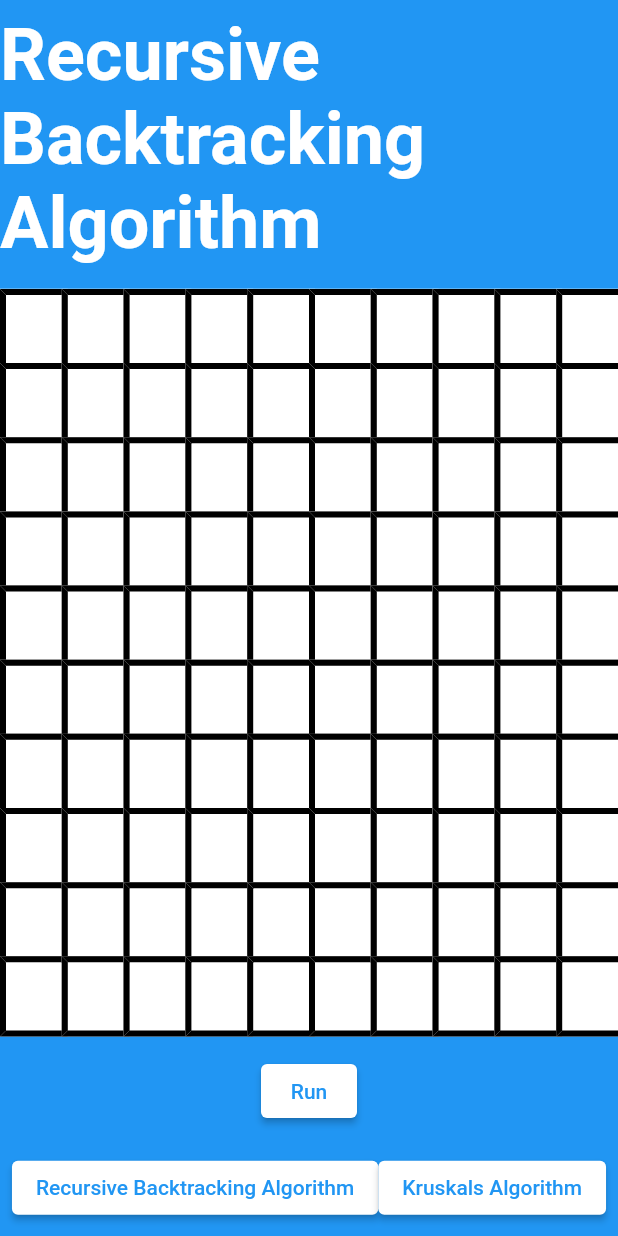
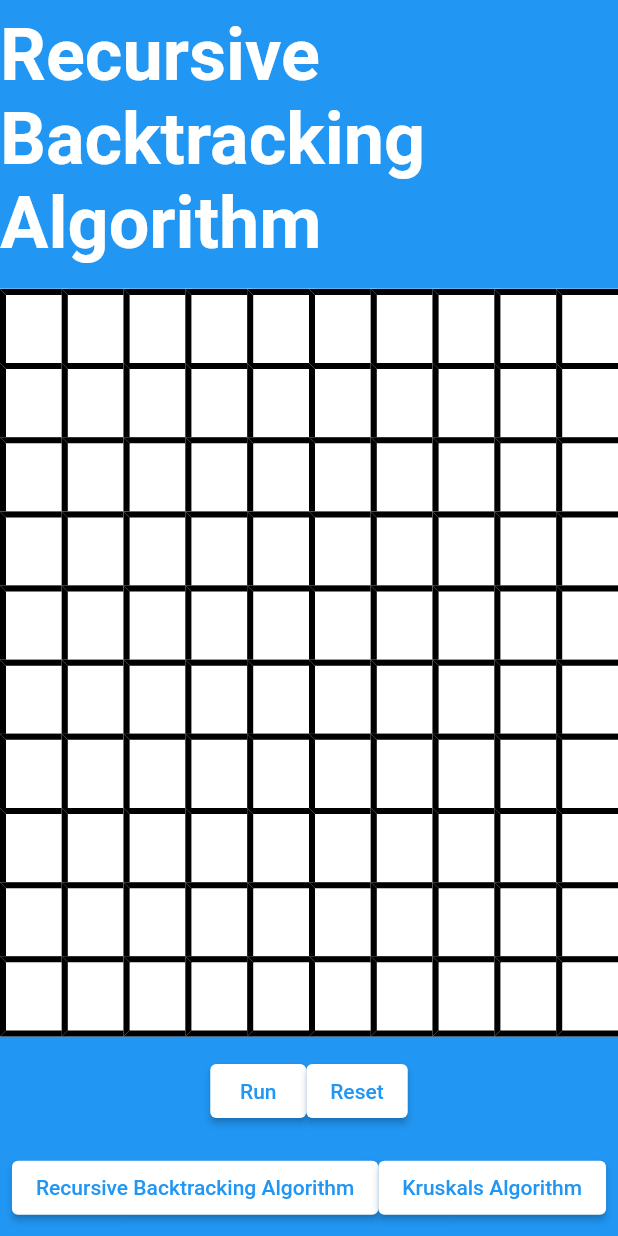
Before and after one commit to DongusJr/FlutterMaze, a Flutter app: the screen it shows after launch, on a phone screen of 412 x 824 dp. Run offline on Flutter 3.47's test engine with Material 2 defaults, Android fonts, the phone set to English and light mode, and no system bars; our stand-ins replace tuple, validators; missing offline and left inert: stack.

Commit message:
Added reset button

```diff
--- a/lib/main.dart
+++ b/lib/main.dart
@@ -54,8 +54,14 @@ class _HomePageState extends State<HomePage> {
       setState(() {
         maze.step();
       });
-      await Future.delayed(const Duration(milliseconds: 100));
+      await Future.delayed(const Duration(milliseconds: 20));
     }
+  }
+
+  void resetMaze() {
+    setState(() {
+      maze.reset();
+    });
   }
 
   @override
@@ -83,7 +89,10 @@ class _HomePageState extends State<HomePage> {
                     willChange: true,
                   )),
             ),
-            functionButton("Run", runMaze),
+            Row(mainAxisAlignment: MainAxisAlignment.center, children: [
+              functionButton("Run", runMaze),
+              functionButton("Reset", resetMaze),
+            ]),
             Wrap(
               children: [
                 algorithmButton(
--- a/lib/utils/algorithms/kruskals_algorithm.dart
+++ b/lib/utils/algorithms/kruskals_algorithm.dart
@@ -28,8 +28,6 @@ class KruskalsAlgorithm extends MazeAlgorithm {
   Tuple4? lastMarked;
 
   KruskalsAlgorithm(maze) : super(maze) {
-    maze.currentX = -1;
-    maze.currentY = -1;
     edges = [];
     for (var x = 0; x < maze.width; x++) {
       for (var y = 0; y < maze.height; y++) {
--- a/lib/utils/maze.dart
+++ b/lib/utils/maze.dart
@@ -6,8 +6,8 @@ import 'package:flutter_maze/utils/maze_algorithm.dart';
 class Maze {
   int width;
   int height;
-  late int currentX = 0;
-  late int currentY = 0;
+  int currentX = -1;
+  int currentY = -1;
   Enum mazeState = MazeState.start;
   late MazeAlgorithm algorithm;
   late List<List<int>> grid;
@@ -42,6 +42,18 @@ class Maze {
     algorithm.step();
   }
 
+  void reset() {
+    for (var x = 0; x < width; x++) {
+      for (var y = 0; y < width; y++) {
+        grid[y][x] = 0;
+      }
+    }
+    currentX = -1;
+    currentY = -1;
+    mazeState = MazeState.start;
+    changed = true;
+  }
+
   bool isValid(int x, int y) {
     return (0 <= x && x < width) && ((0 <= y) && (y < height));
   }
```
